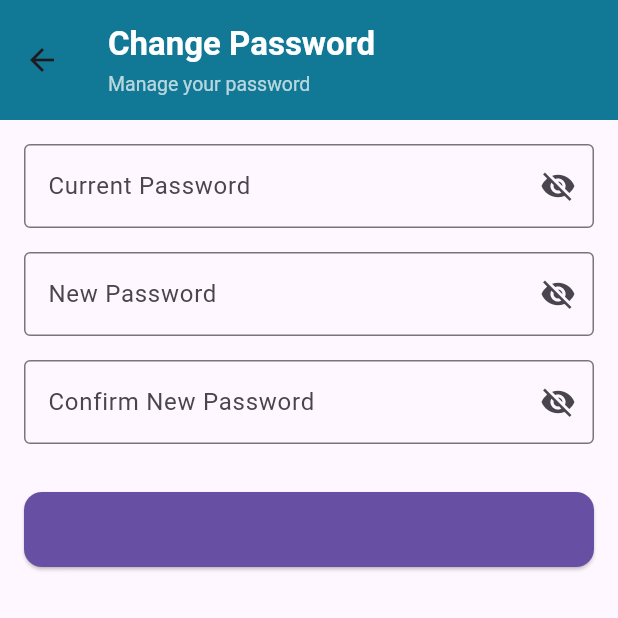
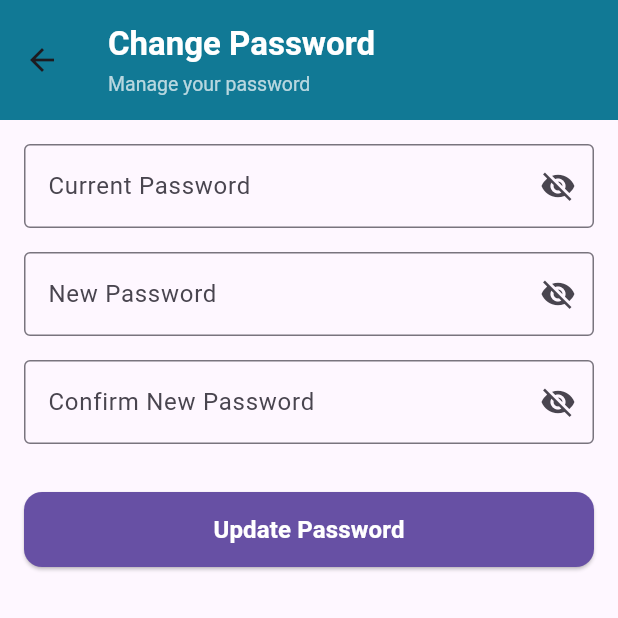
Before and after one commit to Redshadow1297/expence_tracker, a Flutter app: the ChangePasswordScreen screen opened by its route, on a phone screen of 412 x 824 dp, the top half of it. Run offline on Flutter 3.47's test engine with Material 3 defaults, Android fonts, the light colour scheme and no system bars; our stand-ins replace cloud_firestore, firebase_auth, firebase_core, firebase_storage, flutter_bloc, get and 1 more; missing offline and left inert: flutter_ai_chatbot, mobile_scanner, razorpay_flutter; accounts and stored records are empty.

Commit message:
Created custom button and access the same in whole project

```diff
--- a/lib/Presentation/app_buittons.dart
+++ b/lib/Presentation/app_buittons.dart
@@ -44,6 +44,7 @@ class AppButton extends StatelessWidget {
                 text,
                 style: const TextStyle(
                   fontSize: 16,
+                  color: Colors.white,
                   fontWeight: FontWeight.w600,
                 ),
               ),
```
Also changed, not shown: lib/DashboardModuleScreens/expenserelatedscreens/add_expences_UI.dart (+0 -10 lines).
